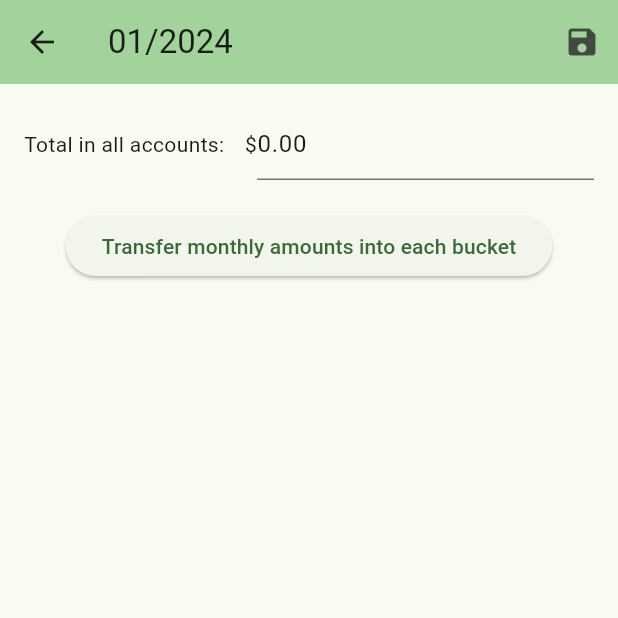
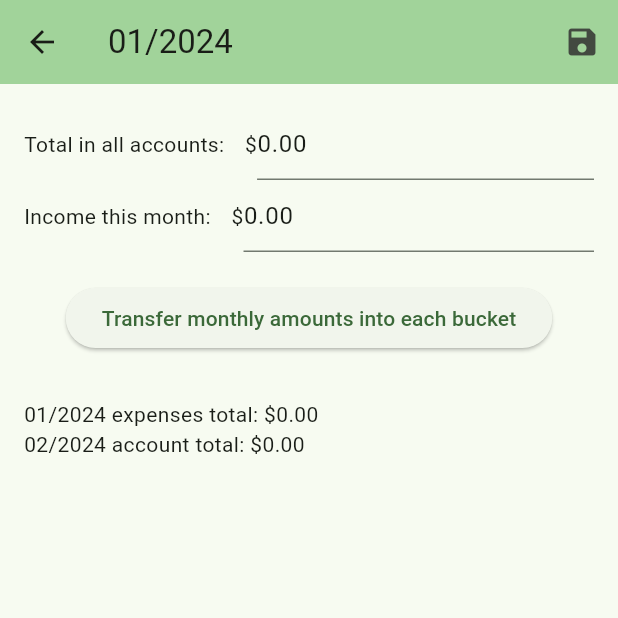
Before and after one commit to jamin-eisenberg/spend-wise, a Flutter app: the MonthsPage screen opened directly with empty values, after a tap on an icon or button, on a phone screen of 412 x 824 dp, the top half of it. Run offline on Flutter 3.47's test engine with Material 3 defaults, Android fonts, the light colour scheme and no system bars; our stand-ins replace cloud_firestore, firebase_auth, firebase_core, go_router; missing offline and left inert: firebase_ui_auth; accounts and stored records are empty.

Commit message:
Monthly stats accounting for monthly income

```diff
--- a/lib/bucket_details_page.dart
+++ b/lib/bucket_details_page.dart
@@ -31,11 +31,7 @@ class _BucketDetailsPageState extends State<BucketDetailsPage> {
           IconButton(
             onPressed: () {
               if (_formKey.currentState?.validate() ?? false) {
-                final hasCents = perMonthAmountCents.text.contains(".");
-                final rawPerMonthAmount = int.parse(
-                    perMonthAmountCents.text.replaceAll(RegExp(r"[,.]"), ""));
-                final perMonthAmount =
-                    hasCents ? rawPerMonthAmount : rawPerMonthAmount * 100;
+                final perMonthAmount = Expense.centsFromText(perMonthAmountCents.text);
 
                 final bucket = Bucket(
                     name: widget.bucket.name,
--- a/lib/expense.dart
+++ b/lib/expense.dart
@@ -76,6 +76,12 @@ class Expense extends StatelessWidget {
         lastModified: (json['lastModified'] as Timestamp).toDate(),
         created: (json['created'] as Timestamp).toDate(),
         id: id);
+  }
+
+  static num centsFromText(String text) {
+    final hasCents = text.contains(".");
+    final total = int.parse(text.replaceAll(RegExp(r"[,.]"), ""));
+    return hasCents ? total : total * 100;
   }
 
   static updateBucketCents(
--- a/lib/expense_details_page.dart
+++ b/lib/expense_details_page.dart
@@ -37,10 +37,7 @@ class _ExpenseDetailsPageState extends State<ExpenseDetailsPage> {
           IconButton(
             onPressed: () {
               if (_formKey.currentState?.validate() ?? false) {
-                final costHasCents = centsCost.text.contains(".");
-                final rawCost =
-                    int.parse(centsCost.text.replaceAll(RegExp(r"[,.]"), ""));
-                final cost = costHasCents ? rawCost : rawCost * 100;
+                final cost = Expense.centsFromText(centsCost.text);
 
                 final expense = Expense(
                   name: name.text,
--- a/lib/month.dart
+++ b/lib/month.dart
@@ -10,7 +10,9 @@ class Month extends StatelessWidget {
   final DateTime month;
   final List<Expense> expenses;
   final num? allAccountsTotal;
+  final num? estimatedMonthlyIncome;
   final DateTime? bucketTransferDate;
+  final Month? nextMonth;
 
   const Month({
     super.key,
@@ -18,6 +20,8 @@ class Month extends StatelessWidget {
     required this.expenses,
     this.allAccountsTotal,
     this.bucketTransferDate,
+    this.nextMonth,
+    this.estimatedMonthlyIncome,
   });
 
   static final CollectionReference<Month> dbCollection = FirebaseFirestore
@@ -34,6 +38,7 @@ class Month extends StatelessWidget {
       month: DateTime(int.parse(monthYear[1]), int.parse(monthYear[0])),
       expenses: [], // will be filled in before being displayed
       allAccountsTotal: json['allAccountsTotal'] as num?,
+      estimatedMonthlyIncome: json['estimatedMonthlyIncome'] as num?,
       bucketTransferDate: (json['bucketTransferDate'] as Timestamp?)?.toDate(),
     );
   }
@@ -41,6 +46,7 @@ class Month extends StatelessWidget {
   Map<String, dynamic> toJson() {
     return {
       'allAccountsTotal': allAccountsTotal,
+      'estimatedMonthlyIncome': estimatedMonthlyIncome,
       'bucketTransferDate': bucketTransferDate == null
           ? null
           : Timestamp.fromDate(bucketTransferDate!),
@@ -49,7 +55,7 @@ class Month extends StatelessWidget {
 
   @override
   String toString({DiagnosticLevel minLevel = DiagnosticLevel.info}) {
-    return 'Month{month: $month, expenses: $expenses, allAccountsTotal: $allAccountsTotal, bucketTransferDate: $bucketTransferDate}';
+    return 'Month{month: $month, expenses: $expenses, allAccountsTotal: $allAccountsTotal, bucketTransferDate: $bucketTransferDate, estimatedMonthlyIncome: $estimatedMonthlyIncome}';
   }
 
   static String format(DateTime month) {
@@ -72,6 +78,7 @@ class Month extends StatelessWidget {
             builder: (s) => MonthDetailsPage(
               month: this,
               updateDb: update,
+              nextMonth: nextMonth,
             ),
           ),
         );
--- a/lib/month_details_page.dart
+++ b/lib/month_details_page.dart
@@ -1,4 +1,5 @@
 import 'package:cloud_firestore/cloud_firestore.dart';
+import 'package:collection/collection.dart';
 import 'package:flutter/material.dart';
 import 'package:provider/provider.dart';
 import 'package:spend_wise/app_state.dart';
@@ -8,11 +9,15 @@ import 'package:spend_wise/month.dart';
 import 'bucket.dart';
 
 class MonthDetailsPage extends StatefulWidget {
+  final Month? nextMonth;
   final Month month;
   final Future<String> Function(Month) updateDb;
 
   const MonthDetailsPage(
-      {super.key, required this.month, required this.updateDb});
+      {super.key,
+      required this.month,
+      required this.updateDb,
+      required this.nextMonth});
 
   @override
   State<MonthDetailsPage> createState() => _MonthDetailsPageState();
@@ -21,6 +26,9 @@ class MonthDetailsPage extends StatefulWidget {
 class _MonthDetailsPageState extends State<MonthDetailsPage> {
   late final allAccountsTotalCents = TextEditingController(
       text: Expense.formattedCost(widget.month.allAccountsTotal ?? 0, false));
+  late final estimatedMonthlyIncomeCents = TextEditingController(
+      text: Expense.formattedCost(
+          widget.month.estimatedMonthlyIncome ?? 0, false));
   final _formKey = GlobalKey<FormState>();
   bool buttonPressed = false;
 
@@ -34,15 +42,15 @@ class _MonthDetailsPageState extends State<MonthDetailsPage> {
           IconButton(
             onPressed: () {
               if (_formKey.currentState?.validate() ?? false) {
-                final hasCents = allAccountsTotalCents.text.contains(".");
-                final rawAllAccountsTotal = int.parse(
-                    allAccountsTotalCents.text.replaceAll(RegExp(r"[,.]"), ""));
                 final allAccountsTotal =
-                    hasCents ? rawAllAccountsTotal : rawAllAccountsTotal * 100;
+                    Expense.centsFromText(allAccountsTotalCents.text);
+                final estimatedMonthlyIncome =
+                    Expense.centsFromText(estimatedMonthlyIncomeCents.text);
 
                 final month = Month(
                   month: widget.month.month,
                   allAccountsTotal: allAccountsTotal,
+                  estimatedMonthlyIncome: estimatedMonthlyIncome,
                   expenses: widget.month.expenses,
                   bucketTransferDate: widget.month.bucketTransferDate,
                 );
@@ -83,6 +91,30 @@ class _MonthDetailsPageState extends State<MonthDetailsPage> {
                         if (RegExp(r"-?[\d,]+(\.\d{2})?")
                                 .firstMatch(allAccountsTotalCents.text)?[0] ==
                             allAccountsTotalCents.text) {
+                          return null;
+                        } else {
+                          return "Incorrect format for currency. Example: 1,234.56";
+                        }
+                      },
+                    ),
+                  ),
+                ]),
+                Row(children: [
+                  const Text("Income this month: "),
+                  const SizedBox(width: 10),
+                  const Text("\$"),
+                  Expanded(
+                    child: TextFormField(
+                      autovalidateMode: AutovalidateMode.onUserInteraction,
+                      keyboardType: TextInputType.number,
+                      onTapOutside: (_) => estimatedMonthlyIncomeCents.text =
+                          Expense.formattedCostString(
+                              estimatedMonthlyIncomeCents.text, false),
+                      controller: estimatedMonthlyIncomeCents,
+                      validator: (amount) {
+                        if (RegExp(r"-?[\d,]+(\.\d{2})?")
+                                .firstMatch(estimatedMonthlyIncomeCents.text)?[0] ==
+                            estimatedMonthlyIncomeCents.text) {
                           return null;
                         } else {
                           return "Incorrect format for currency. Example: 1,234.56";
@@ -132,6 +164,7 @@ class _MonthDetailsPageState extends State<MonthDetailsPage> {
                             month: widget.month.month,
                             expenses: [],
                             allAccountsTotal: widget.month.allAccountsTotal,
+                            estimatedMonthlyIncome: widget.month.estimatedMonthlyIncome,
                             bucketTransferDate: DateTime.now(),
                           ));
 
@@ -140,12 +173,28 @@ class _MonthDetailsPageState extends State<MonthDetailsPage> {
                           });
                         },
                         child: const Text(
-                                "Transfer monthly amounts into each bucket")),
+                            "Transfer monthly amounts into each bucket"),
+                      ),
                     )
                   : Text(widget.month.bucketTransferDate == null
                       ? "Bucket amount transfer completed"
-                        : "Bucket amount transfer completed on ${widget.month.bucketTransferDate!.toString()}")),
+                      : "Bucket amount transfer completed on ${widget.month.bucketTransferDate!.toString()}"),
+            ),
+            const SizedBox(height: 30),
+            Text("${Month.format(widget.month.month)} expenses total: ${Expense.formattedCost(widget.month.expenses.map((e) => e.centsCost).sum)}"),
+            if (widget.nextMonth != null)
+              Text(
+                  "${Month.format(widget.nextMonth!.month)} account total: ${Expense.formattedCost(widget.nextMonth?.allAccountsTotal ?? 0)}"),
+            const SizedBox(height: 15),
+            if (widget.nextMonth != null &&
+                widget.month.allAccountsTotal != null &&
+                widget.nextMonth!.allAccountsTotal != null)
+              Text(
+                  "This month's 'real spending': ${Expense.formattedCost((widget.month.estimatedMonthlyIncome ?? 0) - widget.month.expenses.map((e) => e.centsCost).sum + widget.month.allAccountsTotal! - widget.nextMonth!.allAccountsTotal!)}"),
           ],
+          // real spending = estimated monthly income - total of input expenses + this month's account total - next month's account total
+          // amount not in any bucket = this month's account total - bucket total snapshot; not this
+          // amount not in any bucket (not for a particular month) = the most recent month's total - total buckets
         ),
       ),
     );
--- a/lib/months_page.dart
+++ b/lib/months_page.dart
@@ -20,6 +20,15 @@ class MonthsPage extends StatelessWidget {
     return dates;
   }
 
+  List<(T, T?)> twoSlidingWindow<T>(List<T> ls) {
+    List<(T, T?)> res = [];
+    for (final (i, x) in ls.sublist(1).indexed) {
+      res.add((ls[i], x));
+    }
+    res.add((ls.last, null));
+    return res;
+  }
+
   @override
   Widget build(BuildContext context) {
     matchingFromDb(date) => months.where((m) => m.month == date).firstOrNull;
@@ -32,12 +41,20 @@ class MonthsPage extends StatelessWidget {
       body: Center(
         child: ListView(
           children: [
-            for (var date in getMonthsBetween(DateTime(2024), DateTime.now()))
+            for (var (date, nextDate) in twoSlidingWindow(getMonthsBetween(DateTime(2024), DateTime.now())))
               Month(
                 month: date,
                 expenses: expenses.where((e) => e.forMonth == date).toList(),
                 allAccountsTotal: matchingFromDb(date)?.allAccountsTotal,
+                estimatedMonthlyIncome: matchingFromDb(date)?.estimatedMonthlyIncome,
                 bucketTransferDate: matchingFromDb(date)?.bucketTransferDate,
+                nextMonth: nextDate == null ? null : Month(
+                  month: nextDate,
+                  expenses: expenses.where((e) => e.forMonth == nextDate).toList(),
+                  allAccountsTotal: matchingFromDb(nextDate)?.allAccountsTotal,
+                  estimatedMonthlyIncome: matchingFromDb(nextDate)?.estimatedMonthlyIncome,
+                  bucketTransferDate: matchingFromDb(nextDate)?.bucketTransferDate,
+                ),
               )
           ],
         ),
```
Lines whose indentation alone changed are shown as unchanged.
